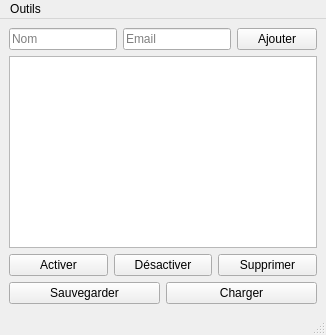
Old version of the form interface.ui in the repository dohan2016/DolittaDeposit.
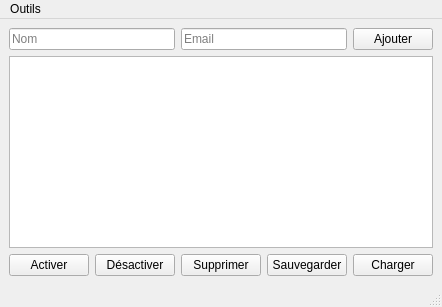
New version of the form.

```diff
--- a/interface.ui
+++ b/interface.ui
@@ -8,7 +8,7 @@
   <widget class="QWidget" name="centralwidget">
    <layout class="QVBoxLayout" name="verticalLayout_main">
     <item>
-     <layout class="QHBoxLayout" name="layout_form">
+     <layout class="QHBoxLayout">
       <item>
        <widget class="QLineEdit" name="lineEdit_nom">
         <property name="placeholderText">
@@ -36,51 +36,22 @@
      <widget class="QTableWidget" name="tableWidget_utilisateurs"/>
     </item>
     <item>
-     <layout class="QHBoxLayout" name="layout_actions">
-      <item>
-       <widget class="QPushButton" name="pushButton_activer">
-        <property name="text">
-         <string>Activer</string>
-        </property>
-       </widget>
-      </item>
-      <item>
-       <widget class="QPushButton" name="pushButton_desactiver">
-        <property name="text">
-         <string>Désactiver</string>
-        </property>
-       </widget>
-      </item>
-      <item>
-       <widget class="QPushButton" name="pushButton_supprimer">
-        <property name="text">
-         <string>Supprimer</string>
-        </property>
-       </widget>
-      </item>
-     </layout>
-    </item>
-    <item>
-     <layout class="QHBoxLayout" name="layout_fichier">
-      <item>
-       <widget class="QPushButton" name="pushButton_sauvegarder">
-        <property name="text">
-         <string>Sauvegarder</string>
-        </property>
-       </widget>
-      </item>
-      <item>
-       <widget class="QPushButton" name="pushButton_charger">
-        <property name="text">
-         <string>Charger</string>
-        </property>
-       </widget>
-      </item>
+     <layout class="QHBoxLayout">
+      <item><widget class="QPushButton" name="pushButton_activer"><property name="text"><string>Activer</string></property></widget></item>
+      <item><widget class="QPushButton" name="pushButton_desactiver"><property name="text"><string>Désactiver</string></property></widget></item>
+      <item><widget class="QPushButton" name="pushButton_supprimer"><property name="text"><string>Supprimer</string></property></widget></item>
+      <item><widget class="QPushButton" name="pushButton_sauvegarder"><property name="text"><string>Sauvegarder</string></property></widget></item>
+      <item><widget class="QPushButton" name="pushButton_charger"><property name="text"><string>Charger</string></property></widget></item>
      </layout>
     </item>
    </layout>
   </widget>
   <widget class="QMenuBar" name="menubar">
+   <property name="geometry">
+    <rect>
+     <x>0</x><y>0</y><width>800</width><height>21</height>
+    </rect>
+   </property>
    <widget class="QMenu" name="menuOutils">
     <property name="title">
      <string>Outils</string>
```
Left out of the diff: 10 changed lines with no effect on the pictures.
